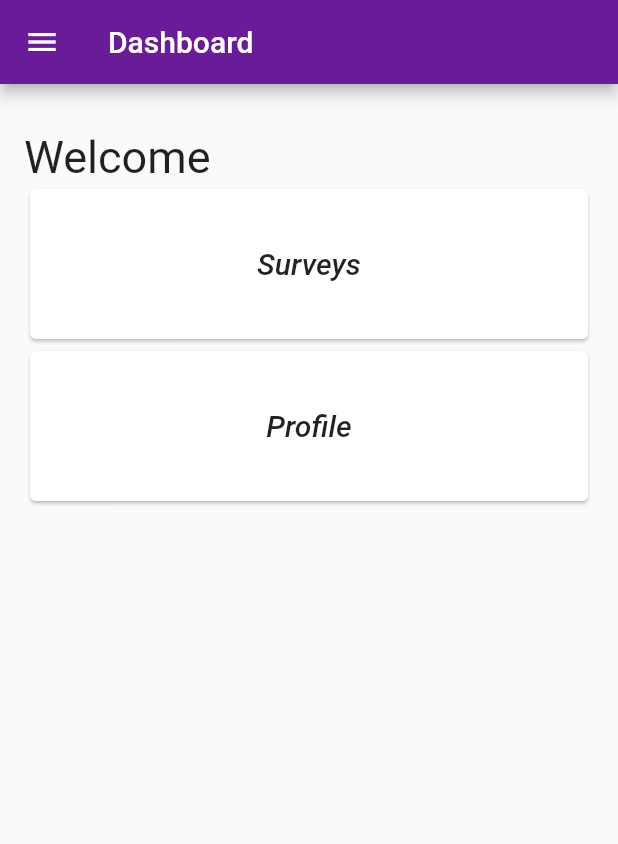
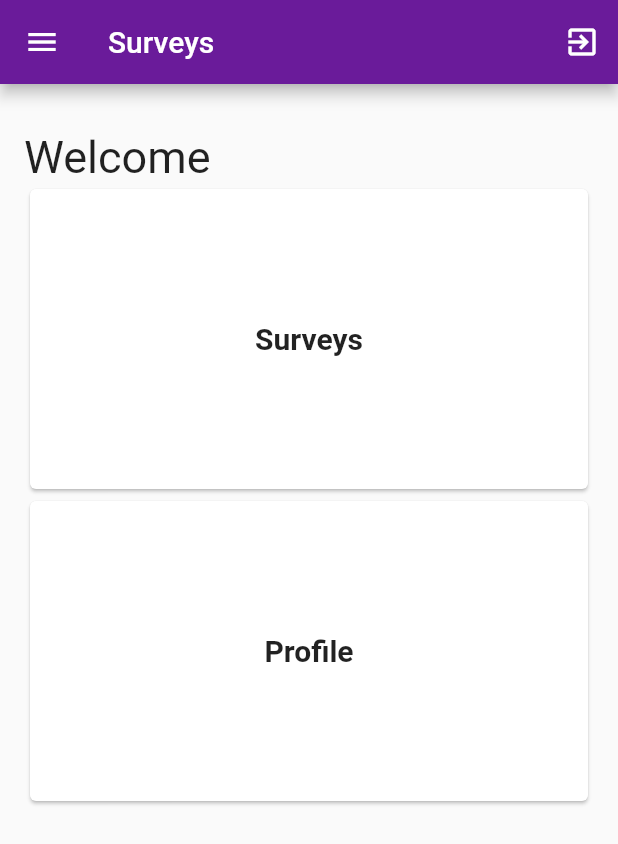
Before and after one commit to ratneshkarbhari/88zw, a Flutter app: the Dashboard screen opened by its route, on a phone screen of 412 x 824 dp. Shown: the top 844 px of the screen. Run offline on Flutter 3.47's test engine with Material 2 defaults, Android fonts, the phone set to English and light mode, and no system bars; our stand-ins replace shared_preferences; accounts and stored records are empty.

Commit message:
appbar as separate components

```diff
--- a/survey/lib/main.dart
+++ b/survey/lib/main.dart
@@ -26,9 +26,9 @@ Future main() async {
         headline2: TextStyle(fontSize: 60.0, fontWeight: FontWeight.bold),
         headline3: TextStyle(fontSize: 50.0, fontWeight: FontWeight.bold),
         headline4: TextStyle(fontSize: 40.0, fontWeight: FontWeight.bold),
-        headline5: TextStyle(fontSize: 50.0, fontWeight: FontWeight.bold),
-        headline6: TextStyle(fontSize: 20.0, fontStyle: FontStyle.italic),
-        bodyText1: TextStyle(fontSize: 16.0, fontFamily: 'Hind'),
+        headline5: TextStyle(fontSize: 30.0, fontWeight: FontWeight.bold),
+        headline6: TextStyle(fontSize: 20.0, fontWeight: FontWeight.bold),
+        bodyText1: TextStyle(fontSize: 16.0, fontFamily: 'Roboto'),
       ),
     ),
     routes: {
--- a/survey/lib/screens/dashboard.dart
+++ b/survey/lib/screens/dashboard.dart
@@ -1,6 +1,7 @@
 import 'package:flutter/material.dart';
 import 'package:survey/templates/drawerclass.dart';
 import '../utils/Constants.dart';
+import '../templates/bar.dart';
 
 class Dashboard extends StatefulWidget {
   @override
@@ -14,9 +15,7 @@ class _DashboardState extends State<Dashboard> {
   Widget build(BuildContext context) {
     return Scaffold(
       drawer: DrawerClass(),
-      appBar: AppBar(
-        title: Text("Dashboard"),
-      ),
+      appBar: Bar(),
       body: Padding(
         padding: const EdgeInsets.all(16.0),
         child: Container(
@@ -35,7 +34,7 @@ class _DashboardState extends State<Dashboard> {
                 },
                 child: Card(
                   child: Container(
-                    height: 100.0,
+                    height: 200.0,
                     width: double.infinity,
                     child: Column(
                       mainAxisAlignment: MainAxisAlignment.center,
@@ -55,7 +54,7 @@ class _DashboardState extends State<Dashboard> {
                 },
                 child: Card(
                   child: Container(
-                    height: 100.0,
+                    height: 200.0,
                     width: double.infinity,
                     child: Column(
                       mainAxisAlignment: MainAxisAlignment.center,
--- a/survey/lib/services/apiservice.dart
+++ b/survey/lib/services/apiservice.dart
@@ -5,4 +5,8 @@ class ApiService {
     var response = await http.post(url, body: params);
     return response.body;
   }
+  fetchGet(url) async {
+    var response = await http.get(url);
+    return response.body;
+  }
 }
--- /dev/null
+++ b/survey/lib/templates/bar.dart
@@ -0,0 +1,21 @@
+import 'package:flutter/material.dart';
+
+class Bar extends StatelessWidget with PreferredSizeWidget {
+
+
+  @override
+  Widget build(BuildContext context) {
+    return AppBar(
+      title: Text("Surveys"),
+      actions: [
+        IconButton(
+          onPressed: () {},
+          icon: Icon(Icons.exit_to_app),
+        )
+      ],
+    );
+  }
+
+  @override
+  Size get preferredSize => Size.fromHeight(kToolbarHeight);
+}
--- a/survey/lib/templates/drawerclass.dart
+++ b/survey/lib/templates/drawerclass.dart
@@ -21,7 +21,7 @@ class _DrawerClassState extends State<DrawerClass> {
               accountEmail: Text(prefs.getString("mobile_number")),
             ),
             decoration: BoxDecoration(
-              color: Colors.transparent,
+              color: Colors.white,
             ),
           ),
           ListTile(
```
Also changed, not shown: survey/lib/screens/surveys.dart (+63 -3 lines).
